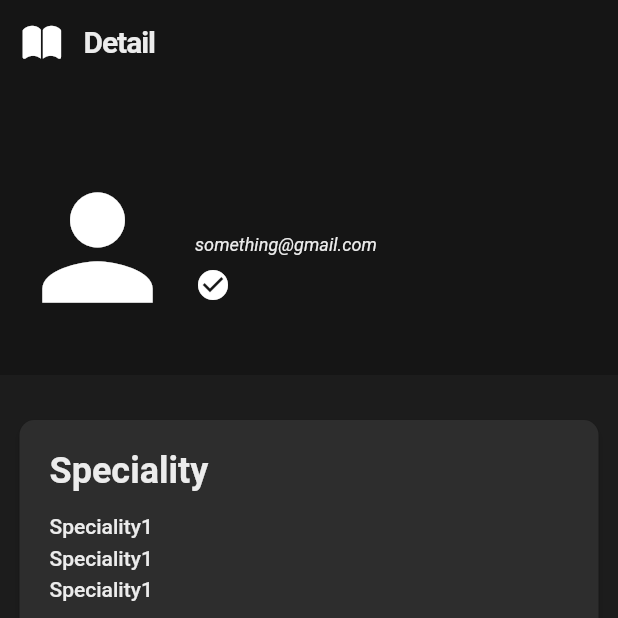
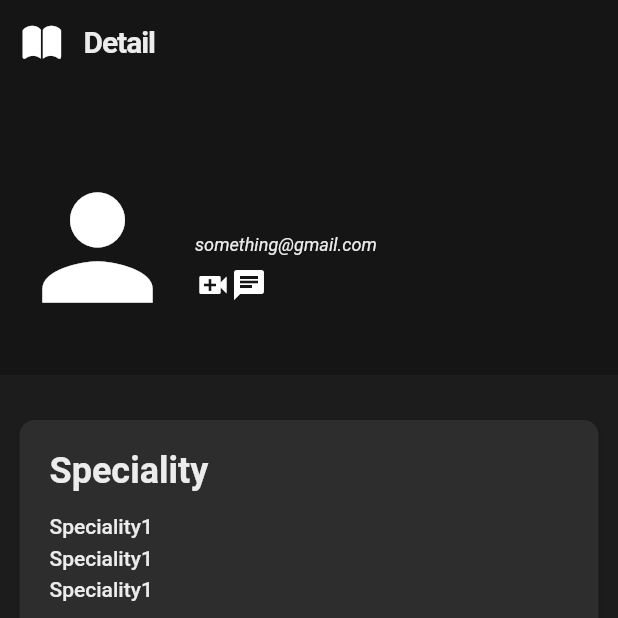
Before and after one commit to MeRajat/experto, a Flutter app: the ExpertDetail screen opened directly with empty values, on a phone screen of 412 x 824 dp, the top half of it. Run offline on Flutter 3.47's test engine with Material 2 defaults, Android fonts, the phone set to English and light mode, and no system bars; our stand-ins replace cloud_firestore, firebase_auth; accounts and stored records are empty; Roboto replaces fonts that are missing (Ubuntu); project files that could hold a hidden picture were left out.

Commit message:
added skype integration to contact expert

```diff
--- a/lib/user_authentication/signUpReq.dart
+++ b/lib/user_authentication/signUpReq.dart
@@ -7,7 +7,7 @@ class InputField extends StatelessWidget {
   final TextInputType inputType;
   final bool isPassword;
   final void Function(String) fn;
-  CollectionReference user;
+  //CollectionReference user;
 
   InputField(this.node, this.hintText, this.fn,{this.inputType: TextInputType.text,this.isPassword: false});
 
@@ -37,7 +37,7 @@ class InputField extends StatelessWidget {
             //   }
             // },
             onSaved:(input)=>fn(input),
-            //textInputAction: TextInputAction.next,
+            //textInputAcNametion: TextInputAction.next,
             //keyboardType: inputType,
             decoration: InputDecoration(
               contentPadding: EdgeInsets.all(0),
--- a/lib/user_page/expert_detail/app_bar.dart
+++ b/lib/user_page/expert_detail/app_bar.dart
@@ -23,15 +23,6 @@ class CustomFlexibleSpaceBar extends StatelessWidget {
   final String expertName;
 
   CustomFlexibleSpaceBar(this.expertName);
-
-  // void _launchHangouts() async {
-  //   const url = "skype:+1234567890?call";
-  //   if (await canLaunch(url)) {
-  //     await launch(url);
-  //   } else {
-  //     throw 'Could not launch $url';
-  //   }
-  // }
 
   @override
   Widget build(BuildContext context) {
@@ -71,10 +62,7 @@ class CustomFlexibleSpaceBar extends StatelessWidget {
                 ),
                 Padding(
                   padding: EdgeInsets.only(top: 8),
-                  child: InkWell(
-                    onTap: (){},
-                    child: Icon(Icons.check_circle),
-                  ),
+                  child: ContactExpert("s.ganjoo96"),
                 )
               ],
             ),
@@ -88,3 +76,38 @@ class CustomFlexibleSpaceBar extends StatelessWidget {
     );
   }
 }
+
+class ContactExpert extends StatelessWidget {
+  final String expertSkypeUsername;
+
+  ContactExpert(this.expertSkypeUsername);
+
+  void _launchSkype(String skypeUsername, String serviceType) async {
+    final url = "skype:$skypeUsername?$serviceType";
+    if (await canLaunch(url)) {
+      await launch(url);
+    } else {
+      throw 'Could not launch $url';
+    }
+  }
+
+  @override
+  Widget build(BuildContext context) {
+    return Row(
+      children: <Widget>[
+        InkWell(
+          onTap: () {
+            _launchSkype(expertSkypeUsername, "call");
+          },
+          child: Icon(Icons.video_call),
+        ),
+        InkWell(
+          onTap: () {
+            _launchSkype(expertSkypeUsername, "chat");
+          },
+          child: Icon(Icons.chat),
+        ),
+      ],
+    );
+  }
+}
```
